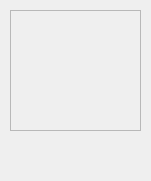
Qt form src/RewardWidget.ui (gottagofaster236/RewardsTheater) before a commit.
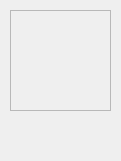
The same form after that commit.

```diff
--- a/src/RewardWidget.ui
+++ b/src/RewardWidget.ui
@@ -6,8 +6,8 @@
    <rect>
     <x>0</x>
     <y>0</y>
-    <width>151</width>
-    <height>181</height>
+    <width>121</width>
+    <height>161</height>
    </rect>
   </property>
   <property name="windowTitle">
@@ -18,8 +18,8 @@
     <rect>
      <x>10</x>
      <y>10</y>
-     <width>131</width>
-     <height>121</height>
+     <width>101</width>
+     <height>101</height>
     </rect>
    </property>
    <property name="frameShape">
@@ -32,9 +32,9 @@
     <property name="geometry">
      <rect>
       <x>30</x>
-      <y>10</y>
-      <width>71</width>
-      <height>71</height>
+      <y>20</y>
+      <width>41</width>
+      <height>41</height>
      </rect>
     </property>
     <property name="text">
@@ -47,9 +47,9 @@
    <widget class="QLabel" name="costLabel">
     <property name="geometry">
      <rect>
-      <x>10</x>
-      <y>90</y>
-      <width>111</width>
+      <x>0</x>
+      <y>70</y>
+      <width>101</width>
       <height>21</height>
      </rect>
     </property>
@@ -64,9 +64,9 @@
   <widget class="QLabel" name="titleLabel">
    <property name="geometry">
     <rect>
-     <x>20</x>
-     <y>140</y>
-     <width>111</width>
+     <x>10</x>
+     <y>120</y>
+     <width>101</width>
      <height>32</height>
     </rect>
    </property>
@@ -74,7 +74,7 @@
     <string/>
    </property>
    <property name="alignment">
-    <set>Qt::AlignCenter</set>
+    <set>Qt::AlignHCenter|Qt::AlignTop</set>
    </property>
    <property name="wordWrap">
     <bool>true</bool>
```
Left out of the diff: 5 changed lines with no effect on the pictures.
